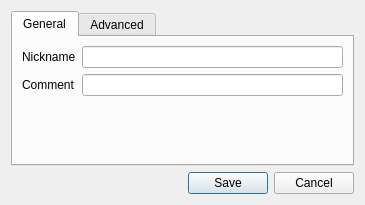
Above: CamelBabel/SettingsDialog.ui from dennajort/babel before the change. Below: the same form after it.
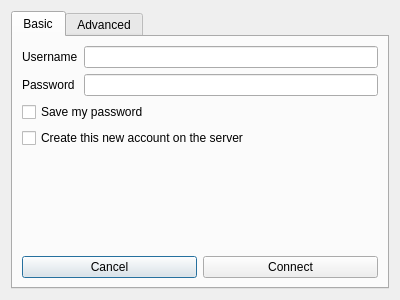
That is the form after the change.

Diff of the .ui file:
```diff
--- a/CamelBabel/SettingsDialog.ui
+++ b/CamelBabel/SettingsDialog.ui
@@ -9,8 +9,8 @@
    <rect>
     <x>0</x>
     <y>0</y>
-    <width>365</width>
-    <height>205</height>
+    <width>400</width>
+    <height>300</height>
    </rect>
   </property>
   <property name="windowTitle">
@@ -24,18 +24,21 @@
      </property>
      <widget class="QWidget" name="basic">
       <attribute name="title">
-       <string>General</string>
+       <string>Basic</string>
       </attribute>
-      <layout class="QHBoxLayout" name="horizontalLayout">
+      <layout class="QVBoxLayout" name="verticalLayout_2">
        <item>
         <layout class="QFormLayout" name="formLayout">
+         <property name="sizeConstraint">
+          <enum>QLayout::SetDefaultConstraint</enum>
+         </property>
          <property name="fieldGrowthPolicy">
           <enum>QFormLayout::AllNonFixedFieldsGrow</enum>
          </property>
          <item row="0" column="0">
           <widget class="QLabel" name="nicknameLabel">
            <property name="text">
-            <string>Nickname</string>
+            <string>Username</string>
            </property>
           </widget>
          </item>
@@ -45,24 +48,86 @@
          <item row="1" column="0">
           <widget class="QLabel" name="commentLabel">
            <property name="text">
-            <string>Comment</string>
+            <string>Password</string>
            </property>
           </widget>
          </item>
          <item row="1" column="1">
-          <widget class="QLineEdit" name="commentLineEdit"/>
+          <widget class="QLineEdit" name="passwordLineEdit">
+           <property name="echoMode">
+            <enum>QLineEdit::Password</enum>
+           </property>
+          </widget>
          </item>
         </layout>
        </item>
-      </layout>
-     </widget>
-     <widget class="QWidget" name="tab_2">
-      <attribute name="title">
-       <string>Advanced</string>
-      </attribute>
-      <layout class="QHBoxLayout" name="horizontalLayout_2">
        <item>
         <layout class="QFormLayout" name="formLayout_2">
+         <property name="sizeConstraint">
+          <enum>QLayout::SetDefaultConstraint</enum>
+         </property>
+         <property name="fieldGrowthPolicy">
+          <enum>QFormLayout::AllNonFixedFieldsGrow</enum>
+         </property>
+         <item row="0" column="0">
+          <widget class="QCheckBox" name="saveMyPasswordCheckBox">
+           <property name="text">
+            <string>Save my password</string>
+           </property>
+          </widget>
+         </item>
+         <item row="1" column="0">
+          <widget class="QCheckBox" name="registerCheckBox">
+           <property name="text">
+            <string>Create this new account on the server</string>
+           </property>
+          </widget>
+         </item>
+        </layout>
+       </item>
+       <item>
+        <spacer name="verticalSpacer">
+         <property name="orientation">
+          <enum>Qt::Vertical</enum>
+         </property>
+         <property name="sizeHint" stdset="0">
+          <size>
+           <width>20</width>
+           <height>40</height>
+          </size>
+         </property>
+        </spacer>
+       </item>
+       <item>
+        <layout class="QHBoxLayout" name="horizontalLayout">
+         <item>
+          <widget class="QPushButton" name="cancelBasicButton">
+           <property name="text">
+            <string>Cancel</string>
+           </property>
+          </widget>
+         </item>
+         <item>
+          <widget class="QPushButton" name="connectButton">
+           <property name="text">
+            <string>Connect</string>
+           </property>
+          </widget>
+         </item>
+        </layout>
+       </item>
+      </layout>
+     </widget>
+     <widget class="QWidget" name="advancedTab">
+      <attribute name="title">
+       <string>Advanced</string>
+      </attribute>
+      <layout class="QVBoxLayout" name="verticalLayout_4">
+       <item>
+        <layout class="QFormLayout" name="formLayout_3">
+         <property name="fieldGrowthPolicy">
+          <enum>QFormLayout::AllNonFixedFieldsGrow</enum>
+         </property>
          <item row="0" column="0">
           <widget class="QLabel" name="serverLabel">
            <property name="text">
@@ -89,19 +154,6 @@
      </widget>
     </widget>
    </item>
-   <item>
-    <widget class="QDialogButtonBox" name="buttonBox">
-     <property name="orientation">
-      <enum>Qt::Horizontal</enum>
-     </property>
-     <property name="standardButtons">
-      <set>QDialogButtonBox::Cancel|QDialogButtonBox::Save</set>
-     </property>
-     <property name="centerButtons">
-      <bool>false</bool>
-     </property>
-    </widget>
-   </item>
   </layout>
  </widget>
  <resources/>
```
Left out of the diff: 89 changed lines with no effect on the pictures.
